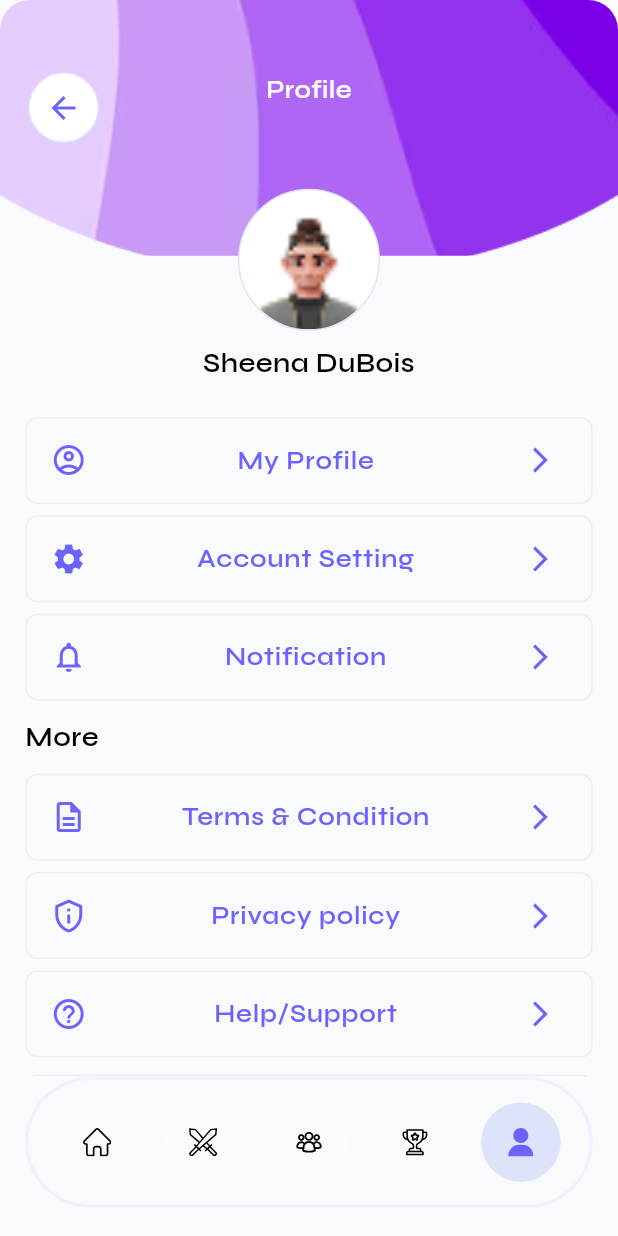
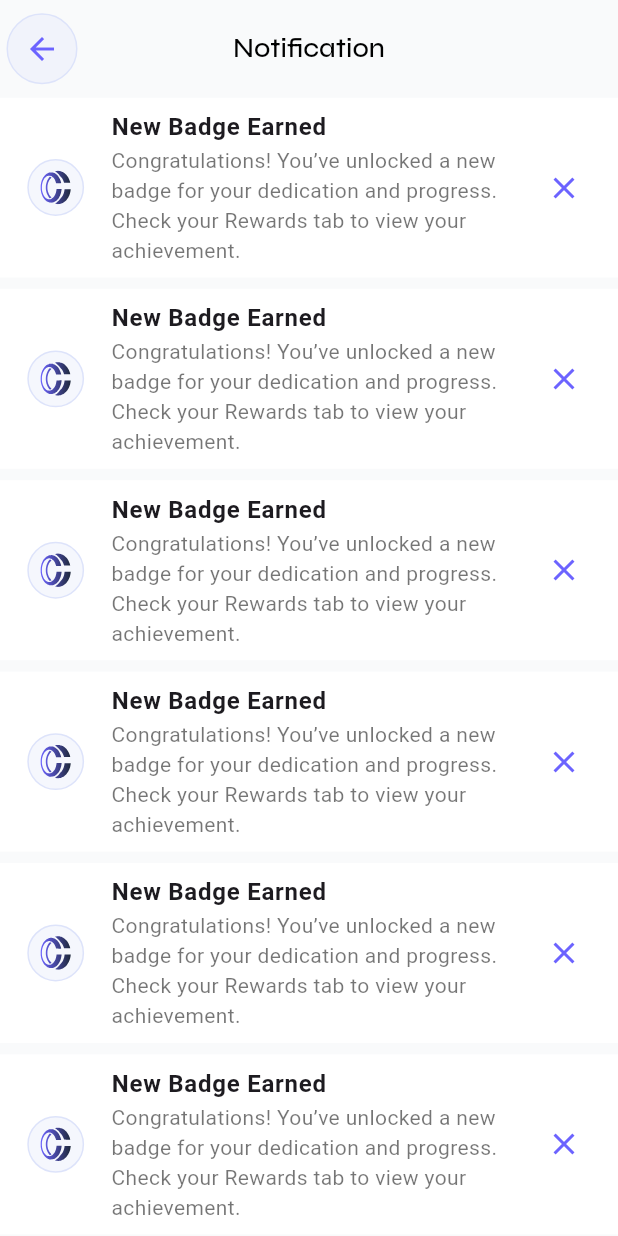
Before and after one commit to rimuakter057/crave_crusher_backup, a Flutter app: the screen it shows after launch, item 5 of the bottom bar chosen, after a tap on "Notification", on a phone screen of 412 x 824 dp. Run offline on Flutter 3.47's test engine with Material 3 defaults, Android fonts, the phone set to English and light mode, and no system bars; our stand-ins replace cached_network_image, device_preview_plus, flutter_screenutil, flutter_spinkit, flutter_svg, fluttertoast and 7 more; project files that could hold a hidden picture were left out.

Commit message:
notification screen

```diff
--- a/lib/view/components/custom_nav_bar/navbar.dart
+++ b/lib/view/components/custom_nav_bar/navbar.dart
@@ -8,7 +8,7 @@ import 'package:crave_crusher/view/screens/community/community_all_feed_screen/c
 
 import 'package:crave_crusher/view/screens/home/home_screen.dart';
 import 'package:crave_crusher/view/screens/profile/my_profile/my_profile_screen.dart';
-import 'package:crave_crusher/view/screens/profile/profile_screen.dart';
+import 'package:crave_crusher/view/screens/profile/profile_screen/profile_screen.dart';
 import 'package:crave_crusher/view/screens/rewards/rewards_screen.dart';
 
 import 'package:flutter/material.dart';
--- a/lib/view/screens/profile/account_setting/account_setting_screen.dart
+++ b/lib/view/screens/account_setting/account_setting_screen.dart
@@ -2,7 +2,8 @@
 
 import 'package:crave_crusher/utils/app_colors/app_colors.dart';
 import 'package:crave_crusher/view/components/custom_text/custom_text.dart';
-import 'package:crave_crusher/view/screens/profile/change_password/change_password_screen.dart';
+import 'package:crave_crusher/view/screens/change_password/change_password_screen.dart';
+
 import 'package:crave_crusher/view/screens/profile/widgets/custom_profile_menu.dart';
 import 'package:flutter/material.dart';
 import 'package:flutter_screenutil/flutter_screenutil.dart';
--- a/lib/view/screens/profile/change_password/change_password_screen.dart
+++ b/lib/view/screens/change_password/change_password_screen.dart
@@ -6,7 +6,7 @@ import 'package:crave_crusher/view/components/common_profile/avater_widget.dart'
 import 'package:crave_crusher/view/components/custom_container/custom_container.dart';
 import 'package:crave_crusher/view/components/custom_text/custom_text.dart';
 import 'package:crave_crusher/view/components/input_password_field_widget/input_password_field_widget.dart';
-import 'package:crave_crusher/view/screens/profile/profile_screen.dart';
+import 'package:crave_crusher/view/screens/profile/profile_screen/profile_screen.dart';
 import 'package:flutter/material.dart';
 import 'package:flutter_screenutil/flutter_screenutil.dart';
 import 'package:gap/gap.dart';
--- /dev/null
+++ b/lib/view/screens/notification/notification_screen.dart
@@ -0,0 +1,84 @@
+
+
+import 'package:crave_crusher/utils/app_colors/app_colors.dart';
+import 'package:crave_crusher/utils/app_images/app_images.dart';
+import 'package:crave_crusher/view/components/common_profile/avater_widget.dart';
+import 'package:crave_crusher/view/components/custom_container/custom_container.dart';
+import 'package:crave_crusher/view/components/custom_image/custom_image.dart';
+import 'package:crave_crusher/view/components/custom_text/custom_text.dart';
+import 'package:crave_crusher/view/components/custom_text_field/custom_text_field.dart';
+import 'package:crave_crusher/view/components/input_field_with_title/input_field_with_title.dart';
+import 'package:crave_crusher/view/screens/notification/widgets/notification_tile_widget.dart';
+import 'package:crave_crusher/view/screens/profile/profile_screen/profile_screen.dart';
+import 'package:flutter/material.dart';
+import 'package:flutter_screenutil/flutter_screenutil.dart';
+import 'package:gap/gap.dart';
+
+
+class NotificationScreens extends StatelessWidget {
+  const NotificationScreens({super.key});
+
+  @override
+  Widget build(BuildContext context) {
+    return Scaffold(
+      appBar:  AppBar(
+        surfaceTintColor: AppColors.backgroundColor,
+        backgroundColor:AppColors.backgroundColor,
+        leading: Center(
+          child: Container(
+            width: 50.w,
+            height: 50.h,
+            alignment: Alignment.center,
+            decoration: BoxDecoration(
+              color: AppColors.subPrimary.withOpacity(.3),
+              shape: BoxShape.circle,
+              border: Border.all(color: AppColors.subPrimary),
+            ),
+            child: BackButton(color: AppColors.primary),
+          ),
+        ),
+        centerTitle: true,
+        title: CustomText(
+          text: "Notification",
+          fontSize: 18.sp,
+          fontWeight: FontWeight.w500,
+        ),
+      ),
+
+      body: ListView.separated(
+          itemCount: 6,
+        separatorBuilder: (context,index){return SizedBox(height: 8.h,);},
+        itemBuilder: (context,index){
+
+            return NotificationTileWidget(
+
+              title: "New Badge Earned",
+              subtitle: "Congratulations! You’ve unlocked a new badge for your dedication and progress. Check your Rewards tab to view your achievement.",
+              leading: Container(
+                width: 40.w,
+                height: 40.h,
+                alignment: Alignment.center,
+                decoration: BoxDecoration(
+                  color: AppColors.subPrimary.withOpacity(.3),
+                  shape: BoxShape.circle,
+                  border: Border.all(color: AppColors.subPrimary),
+                ),
+                child: CustomImage(
+                  imageSrc: AppImages.appLogo,
+                  height: 24.h,
+                  width: 27.w,
+                  fit: BoxFit.cover,
+                ),
+              ),
+
+              trailing: Icon(Icons.close,color: AppColors.primary,size: 24,),
+
+
+            );
+
+
+        },  ),
+
+    );
+  }
+}
--- /dev/null
+++ b/lib/view/screens/notification/widgets/notification_tile_widget.dart
@@ -0,0 +1,41 @@
+import 'package:flutter/material.dart';
+
+class NotificationTileWidget extends StatelessWidget {
+  final String title;
+  final String subtitle;
+  final Widget? leading;
+  final Widget? trailing;
+
+  const NotificationTileWidget({
+    super.key,
+    required this.title,
+    required this.subtitle,
+    this.leading,
+    this.trailing,
+  });
+
+  @override
+  Widget build(BuildContext context) {
+    return Container(
+      color: Colors.white,
+      child: ListTile(
+        leading: leading,
+        title: Text(
+          title,
+          style: TextStyle(
+            fontSize: 16,
+            fontWeight: FontWeight.w600,
+          ),
+        ),
+        subtitle: Text(
+          subtitle,
+          style: TextStyle(
+            fontSize: 14,
+            color: Colors.black54,
+          ),
+        ),
+        trailing: trailing,
+      ),
+    );
+  }
+}
--- a/lib/view/screens/profile/edit_profile/edit_profile_screens.dart
+++ b/lib/view/screens/profile/edit_profile/edit_profile_screens.dart
@@ -7,7 +7,7 @@ import 'package:crave_crusher/view/components/custom_container/custom_container.
 import 'package:crave_crusher/view/components/custom_text/custom_text.dart';
 import 'package:crave_crusher/view/components/custom_text_field/custom_text_field.dart';
 import 'package:crave_crusher/view/components/input_field_with_title/input_field_with_title.dart';
-import 'package:crave_crusher/view/screens/profile/profile_screen.dart';
+import 'package:crave_crusher/view/screens/profile/profile_screen/profile_screen.dart';
 import 'package:flutter/material.dart';
 import 'package:flutter_screenutil/flutter_screenutil.dart';
 import 'package:gap/gap.dart';
--- a/lib/view/screens/profile/profile_screen.dart
+++ b/lib/view/screens/profile/profile_screen/profile_screen.dart
@@ -3,7 +3,8 @@ import 'package:crave_crusher/utils/app_images/app_images.dart';
 import 'package:crave_crusher/view/components/common_profile/avater_widget.dart';
 import 'package:crave_crusher/view/components/custom_nav_bar/navbar.dart';
 import 'package:crave_crusher/view/components/custom_text/custom_text.dart';
-import 'package:crave_crusher/view/screens/profile/account_setting/account_setting_screen.dart';
+import 'package:crave_crusher/view/screens/account_setting/account_setting_screen.dart';
+import 'package:crave_crusher/view/screens/notification/notification_screen.dart';
 import 'package:crave_crusher/view/screens/profile/my_profile/my_profile_screen.dart';
 import 'package:crave_crusher/view/screens/profile/widgets/custom_profile_menu.dart';
 import 'package:flutter/material.dart';
@@ -111,7 +112,15 @@ class ProfileScreen extends StatelessWidget {
 
                   },),
                   Gap(8.h),
-                  CustomProfileMenu(text: 'Notification', icon: Icon(Icons.notifications_none), onTap: () {  },),
+                  CustomProfileMenu(text: 'Notification', icon: Icon(Icons.notifications_none), onTap: () {
+
+                    Navigator.push(
+                      context,
+                      MaterialPageRoute(builder: (context) => NotificationScreens()),
+                    );
+
+
+                  },),
                   Gap(12.h),
                   CustomText(text: "More",fontWeight: FontWeight.w600,fontSize: 18.sp,),
                   Gap(12.h),
--- a/lib/view/screens/splash/splash_screen.dart
+++ b/lib/view/screens/splash/splash_screen.dart
@@ -25,7 +25,8 @@ class _SplashScreenState extends State<SplashScreen> {
   @override
   Widget build(BuildContext context) {
     return Scaffold(
-      body: Center(child: CustomImage(imageSrc: AppImages.appLogo)),
+      body: Center(child: CustomImage(imageSrc: AppImages.appLogo),
+      ),
     );
   }
 }
```
